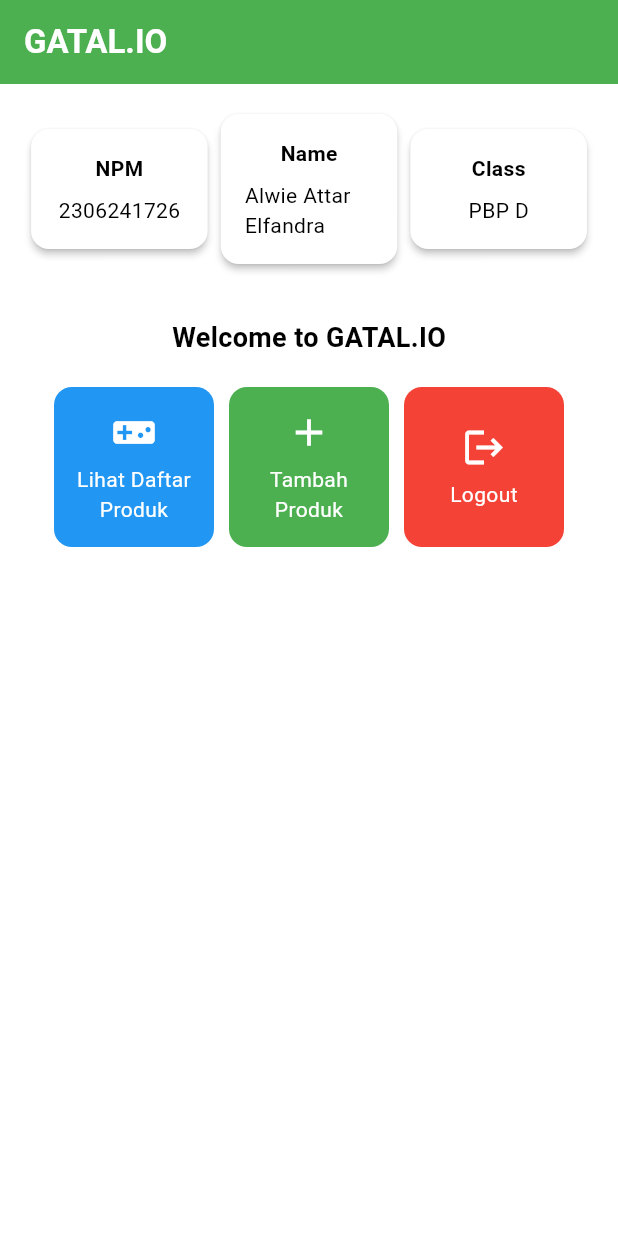
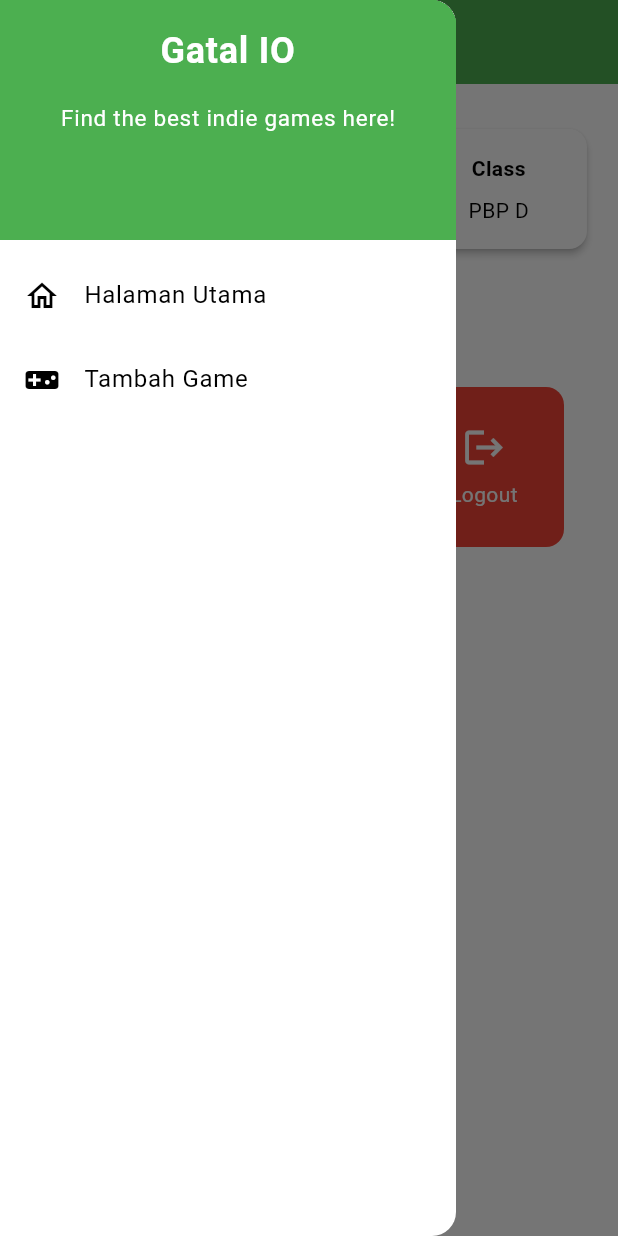
Before and after one commit to viscasa/gatal.io-mobile, a Flutter app: the screen it shows after launch, with the side drawer open (before the commit the screen has no drawer), on a phone screen of 412 x 824 dp. Run offline on Flutter 3.47's test engine with Material 3 defaults, Android fonts, the phone set to English and light mode, and no system bars.

Commit message:
Finish Tugas 8

```diff
--- a/lib/main.dart
+++ b/lib/main.dart
@@ -1,5 +1,5 @@
 import 'package:flutter/material.dart';
-import 'package:gatal_io_mobile/menu.dart';
+import 'package:gatal_io_mobile/screens/menu.dart';
 
 void main() {
   runApp(const MyApp());
--- a/lib/menu.dart
+++ b/lib/screens/menu.dart
@@ -1,4 +1,6 @@
 import 'package:flutter/material.dart';
+import 'package:gatal_io_mobile/widgets/game_card.dart';
+import 'package:gatal_io_mobile/widgets/left_drawer.dart';
 
 class MyHomePage extends StatelessWidget {
   final String npm = '2306241726'; // NPM
@@ -27,7 +29,9 @@
         ),
         // Warna latar belakang AppBar diambil dari skema warna tema aplikasi.
         backgroundColor: Theme.of(context).colorScheme.primary,
+        iconTheme: const IconThemeData(color: Colors.white),
       ),
+      drawer: const LeftDrawer(),
       // Body halaman dengan padding di sekelilingnya.
       body: Padding(
         padding: const EdgeInsets.all(16.0),
@@ -123,64 +127,3 @@
     );
   }
 }
-
-class ItemHomepage {
-  final String name;
-  final IconData icon;
-  final MaterialColor color;
-
-  ItemHomepage(this.name, this.icon, this.color);
-}
-
-class ItemCard extends StatelessWidget {
-  // Menampilkan kartu dengan ikon dan nama.
-
-  final ItemHomepage item;
-
-  const ItemCard(this.item, {super.key});
-
-  @override
-  Widget build(BuildContext context) {
-    return Material(
-      // Menentukan warna latar belakang dari tema aplikasi.
-      color: item.color,
-      // Membuat sudut kartu melengkung.
-      borderRadius: BorderRadius.circular(12),
-
-      child: InkWell(
-        // Aksi ketika kartu ditekan.
-        onTap: () {
-          // Menampilkan pesan SnackBar saat kartu ditekan.
-          ScaffoldMessenger.of(context)
-            ..hideCurrentSnackBar()
-            ..showSnackBar(
-                SnackBar(content: Text("Kamu telah menekan tombol ${item.name}!"))
-            );
-        },
-        // Container untuk menyimpan Icon dan Text
-        child: Container(
-          padding: const EdgeInsets.all(8),
-          child: Center(
-            child: Column(
-              // Menyusun ikon dan teks di tengah kartu.
-              mainAxisAlignment: MainAxisAlignment.center,
-              children: [
-                Icon(
-                  item.icon,
-                  color: Colors.white,
-                  size: 30.0,
-                ),
-                const Padding(padding: EdgeInsets.all(3)),
-                Text(
-                  item.name,
-                  textAlign: TextAlign.center,
-                  style: const TextStyle(color: Colors.white),
-                ),
-              ],
-            ),
-          ),
-        ),
-      ),
-    );
-  }
-}
--- /dev/null
+++ b/lib/widgets/game_card.dart
@@ -0,0 +1,71 @@
+import 'package:flutter/material.dart';
+import 'package:gatal_io_mobile/screens/gameentry_form.dart';
+
+class ItemHomepage {
+  final String name;
+  final IconData icon;
+  final MaterialColor color;
+
+  ItemHomepage(this.name, this.icon, this.color);
+}
+
+class ItemCard extends StatelessWidget {
+  // Menampilkan kartu dengan ikon dan nama.
+
+  final ItemHomepage item;
+
+  const ItemCard(this.item, {super.key});
+
+  @override
+  Widget build(BuildContext context) {
+    return Material(
+      // Menentukan warna latar belakang dari tema aplikasi.
+      color: item.color,
+      // Membuat sudut kartu melengkung.
+      borderRadius: BorderRadius.circular(12),
+
+      child: InkWell(
+        // Aksi ketika kartu ditekan.
+        onTap: () {
+          // Menampilkan pesan SnackBar saat kartu ditekan.
+          ScaffoldMessenger.of(context)
+            ..hideCurrentSnackBar()
+            ..showSnackBar(
+                SnackBar(content: Text("Kamu telah menekan tombol ${item.name}!"))
+            );
+          // Navigate ke route yang sesuai (tergantung jenis tombol)
+          if (item.name == "Tambah Produk") {
+            Navigator.push(
+              context,
+              MaterialPageRoute(
+                builder: (context) => GameEntryFormPage(),
+            ));
+          }
+        },
+        // Container untuk menyimpan Icon dan Text
+        child: Container(
+          padding: const EdgeInsets.all(8),
+          child: Center(
+            child: Column(
+              // Menyusun ikon dan teks di tengah kartu.
+              mainAxisAlignment: MainAxisAlignment.center,
+              children: [
+                Icon(
+                  item.icon,
+                  color: Colors.white,
+                  size: 30.0,
+                ),
+                const Padding(padding: EdgeInsets.all(3)),
+                Text(
+                  item.name,
+                  textAlign: TextAlign.center,
+                  style: const TextStyle(color: Colors.white),
+                ),
+              ],
+            ),
+          ),
+        ),
+      ),
+    );
+  }
+}
--- /dev/null
+++ b/lib/widgets/left_drawer.dart
@@ -0,0 +1,68 @@
+import 'package:flutter/material.dart';
+import 'package:gatal_io_mobile/screens/menu.dart';
+import 'package:gatal_io_mobile/screens/gameentry_form.dart';
+
+class LeftDrawer extends StatelessWidget {
+  const LeftDrawer({super.key});
+
+  @override
+  Widget build(BuildContext context) {
+    return Drawer(
+      child: ListView(
+        children: [
+          DrawerHeader(
+            decoration: BoxDecoration(
+                  color: Theme.of(context).colorScheme.primary,
+                ),
+                child: const Column(
+                  children: [
+                    Text(
+                      'Gatal IO',
+                      textAlign: TextAlign.center,
+                      style: TextStyle(
+                        fontSize: 24,
+                        fontWeight: FontWeight.bold,
+                        color: Colors.white,
+                      ),
+                    ),
+                    Padding(padding: EdgeInsets.all(8)),
+                    Text(
+                      "Find the best indie games here!",
+                      style: TextStyle(
+                        fontSize: 15,
+                        fontWeight: FontWeight.normal,
+                        color: Colors.white,
+                      ),
+                    ),
+                  ],
+                ),
+          ),
+          ListTile(
+            leading: const Icon(Icons.home_outlined),
+            title: const Text('Halaman Utama'),
+            // Bagian redirection ke MyHomePage
+            onTap: () {
+              Navigator.pushReplacement(
+                  context,
+                  MaterialPageRoute(
+                    builder: (context) => MyHomePage(),
+                  ));
+            },
+          ),
+          ListTile(
+            leading: const Icon(Icons.videogame_asset),
+            title: const Text('Tambah Game'),
+            // Bagian redirection ke MoodEntryFormPage
+            onTap: () {
+              Navigator.push(
+                      context,
+                      MaterialPageRoute(
+                        builder: (context) => GameEntryFormPage(),
+                      ));
+            },
+          ),
+        ],
+      ),
+    );
+  }
+}
```
Also changed, not shown: lib/screens/gameentry_form.dart (added, +198 -0 lines), 1 other file.
